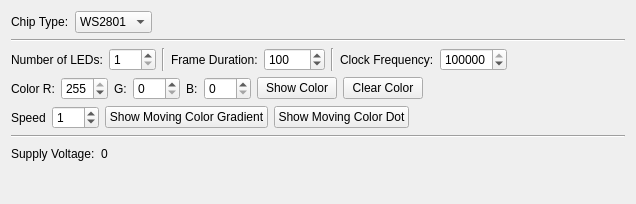
Above: src/brickv/plugin_system/plugins/led_strip/ui/led_strip.ui from Tinkerforge/brickv before the change. Below: the same form after it.
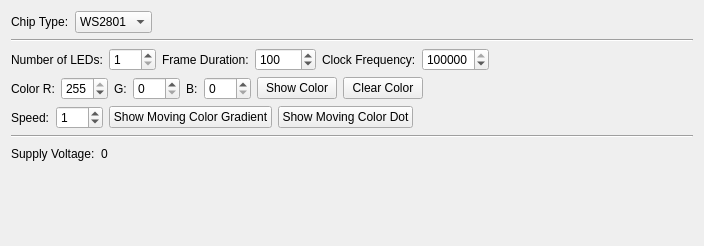
That is the form after the change.

Diff of the .ui file:
```diff
--- a/src/brickv/plugin_system/plugins/led_strip/ui/led_strip.ui
+++ b/src/brickv/plugin_system/plugins/led_strip/ui/led_strip.ui
@@ -6,8 +6,8 @@
    <rect>
     <x>0</x>
     <y>0</y>
-    <width>636</width>
-    <height>204</height>
+    <width>704</width>
+    <height>246</height>
    </rect>
   </property>
   <property name="windowTitle">
@@ -83,13 +83,6 @@
        </property>
       </widget>
      </item>
-     <item>
-      <widget class="Line" name="line">
-       <property name="orientation">
-        <enum>Qt::Vertical</enum>
-       </property>
-      </widget>
-     </item>
      <item>
       <widget class="QLabel" name="label_5">
        <property name="text">
@@ -110,13 +103,6 @@
        </property>
       </widget>
      </item>
-     <item>
-      <widget class="Line" name="line_4">
-       <property name="orientation">
-        <enum>Qt::Vertical</enum>
-       </property>
-      </widget>
-     </item>
      <item>
       <widget class="QLabel" name="label_clock_frequency">
        <property name="text">
@@ -236,7 +222,7 @@
      <item>
       <widget class="QLabel" name="label_6">
        <property name="text">
-        <string>Speed</string>
+        <string>Speed:</string>
        </property>
       </widget>
      </item>
```
